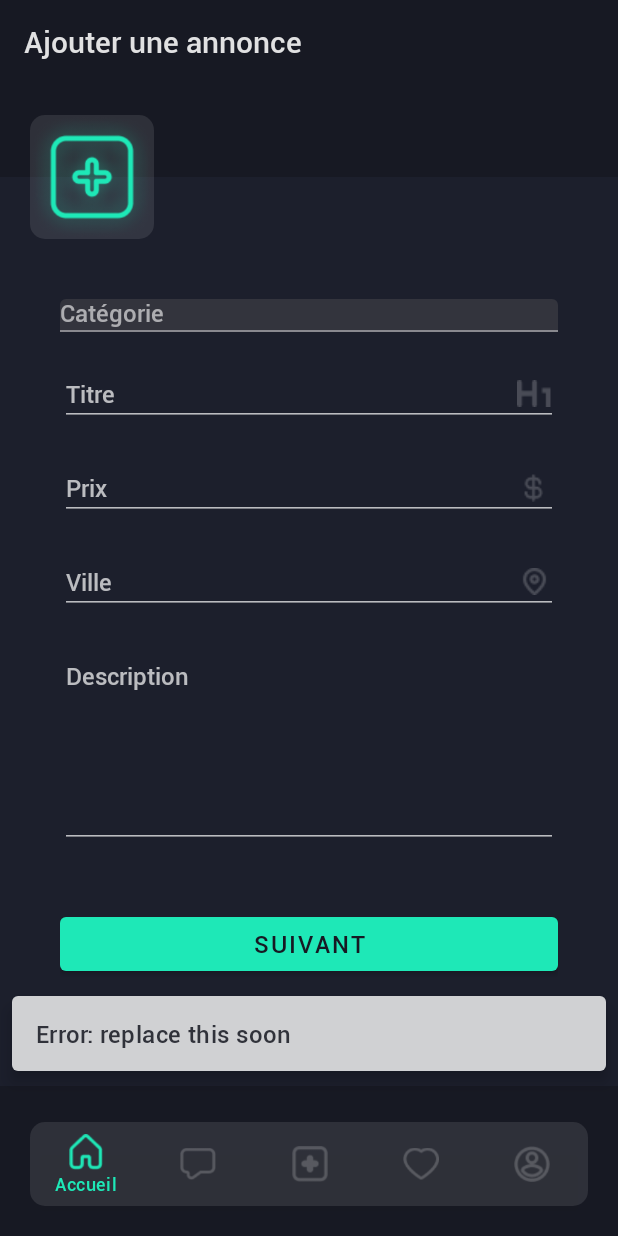
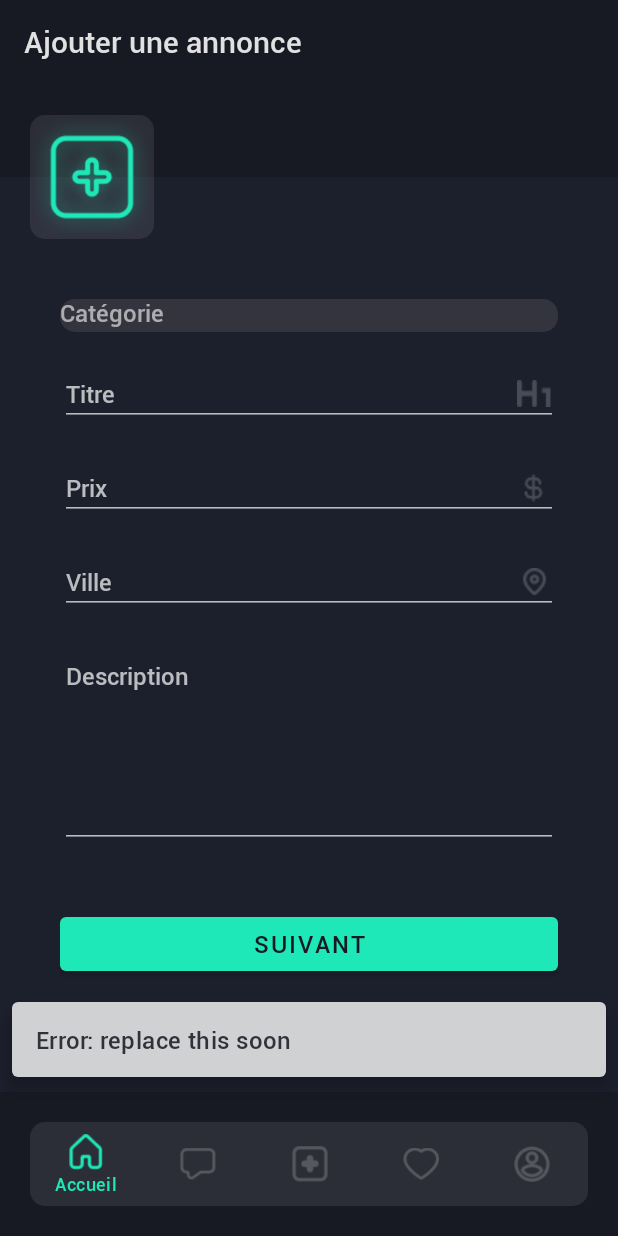
Before and after one commit to 1visible/Vitreen, an Android app: the Adding1Fragment screen opened through its navigation route, after a tap on "SUIVANT", on a phone screen of 412 x 824 dp. Run offline under Robolectric (Android 15) with nearby library versions, the phone set to English and light mode, and no system bars; our stand-ins replace Firebase (no records; nobody signed in at launch, a user with empty details on screens opened directly), navigation-ui; 6 statements that could not run were skipped.

Commit message:
F22: Theme rewrite v0.2

```diff
--- a/app/src/main/AndroidManifest.xml
+++ b/app/src/main/AndroidManifest.xml
@@ -1,5 +1,6 @@
 <?xml version="1.0" encoding="utf-8"?>
 <manifest xmlns:android="http://schemas.android.com/apk/res/android"
+    xmlns:tools="http://schemas.android.com/tools"
     package="c0d3.vitreen.app">
 
     <uses-permission android:name="android.permission.ACCESS_FINE_LOCATION" />
@@ -12,7 +13,8 @@
         android:label="@string/app_name"
         android:roundIcon="@mipmap/vitreen_ic_launcher_round"
         android:supportsRtl="true"
-        android:theme="@style/VitreenTheme2">
+        android:theme="@style/Vitreen.Theme"
+        tools:ignore="AllowBackup">
         <activity android:name=".activities.MainActivity" android:windowSoftInputMode="adjustNothing">
             <intent-filter>
                 <action android:name="android.intent.action.MAIN" />
--- a/app/src/main/res/color/navigation_item_color.xml
+++ b/app/src/main/res/color/navigation_item_color.xml
@@ -1,6 +1,6 @@
 <?xml version="1.0" encoding="utf-8"?>
 <selector xmlns:android="http://schemas.android.com/apk/res/android">
-    <item android:state_checked="true" android:color="@color/teal" />
-    <item android:state_pressed="true" android:state_enabled="true" android:color="@color/teal" />
+    <item android:state_checked="true" android:color="?attr/colorPrimary" />
+    <item android:state_pressed="true" android:state_enabled="true" android:color="?attr/colorPrimary" />
     <item android:color="@color/white_20" />
 </selector>
--- a/app/src/main/res/drawable/glass_frame.xml
+++ b/app/src/main/res/drawable/glass_frame.xml
@@ -1,5 +1,5 @@
 <?xml version="1.0" encoding="utf-8"?>
 <shape xmlns:android="http://schemas.android.com/apk/res/android">
-    <solid android:color="@color/white_10" />
+    <solid android:color="@color/white_4dp" />
     <corners android:radius="@dimen/spacing_sm" />
 </shape>
--- a/app/src/main/res/layout/activity_main.xml
+++ b/app/src/main/res/layout/activity_main.xml
@@ -21,7 +21,7 @@
         android:id="@+id/snackbarGuideline"
         android:layout_width="match_parent"
         android:layout_height="@dimen/spacing_sm"
-        app:layout_anchor="@id/navBackground"
+        app:layout_anchor="@id/navContainer"
         android:layout_gravity="top" />
 
     <!-- Loading linear spinner -->
@@ -29,30 +29,27 @@
         android:id="@+id/spinner"
         android:layout_width="match_parent"
         android:layout_height="wrap_content"
-        app:layout_anchor="@id/navBackground"
+        app:layout_anchor="@id/navContainer"
         app:layout_anchorGravity="top"
         android:indeterminate="true" />
 
-    <!-- Bottom navigation background -->
-    <View
-        android:id="@+id/navBackground"
-        android:layout_width="match_parent"
-        android:layout_height="100dp"
-        app:layout_anchor="@id/navView"
-        app:layout_anchorGravity="center"
-        android:background="@color/darker" />
-
-    <!-- Bottom navigation menu -->
-    <com.google.android.material.bottomnavigation.BottomNavigationView
-        android:id="@+id/navView"
+    <!-- Bottom navigation container -->
+    <LinearLayout
+        android:id="@+id/navContainer"
         android:layout_width="match_parent"
         android:layout_height="wrap_content"
-        android:layout_margin="@dimen/spacing_md"
-        android:background="@drawable/glass_frame"
-        app:itemIconTint="@color/navigation_item_color"
-        app:itemTextColor="@color/navigation_item_color"
+        android:padding="@dimen/spacing_md"
+        android:background="?attr/colorSurface"
         app:layout_anchor="@+id/activity_content"
-        app:layout_anchorGravity="bottom|end"
-        app:menu="@menu/menu_main" />
+        app:layout_anchorGravity="bottom|end" >
+
+        <!-- Bottom navigation menu -->
+        <com.google.android.material.bottomnavigation.BottomNavigationView
+            android:id="@+id/navView"
+            android:layout_width="match_parent"
+            android:layout_height="wrap_content"
+            app:menu="@menu/menu_main" />
+
+    </LinearLayout>
 
 </androidx.coordinatorlayout.widget.CoordinatorLayout>
--- a/app/src/main/res/values/colors.xml
+++ b/app/src/main/res/values/colors.xml
@@ -4,7 +4,7 @@
     <color name="darker">#171923</color>
     <color name="black">#000000</color>
     <color name="white">#FFFFFF</color>
-    <color name="white_10">#19FFFFFF</color>
+    <color name="white_4dp">#17FFFFFF</color>
     <color name="white_20">#33FFFFFF</color>
     <color name="teal">#1EE8B7</color>
     <color name="red">#EF5959</color>
--- a/app/src/main/res/values/styles.xml
+++ b/app/src/main/res/values/styles.xml
@@ -1,12 +1,5 @@
 <?xml version="1.0" encoding="utf-8"?>
 <resources>
-
-    <!-- EditText: glassmorphism style -->
-    <style name="Vitreen.EditText" parent="@android:style/Widget.EditText">
-        <item name="android:textColor">@color/white</item>
-        <item name="android:background">@drawable/glass_frame</item>
-        <item name="android:padding">15dp</item>
-    </style>
 
     <!-- Button: alternative MD style -->
     <style name="Vitreen.Button" parent="@android:style/Widget.Button">
@@ -41,17 +34,8 @@
         <item name="android:background">@color/teal</item>
     </style>
 
-    <!-- TextInputLayout: alternative MD style -->
-    <style name="Vitreen.TextInputLayout" parent="Widget.MaterialComponents.TextInputLayout.FilledBox.ExposedDropdownMenu">
-        <item name="hintTextColor">@color/white_20</item>
-        <item name="android:textColorHint">@color/white_20</item>
-        <item name="placeholderTextColor">@color/white_20</item>
-        <item name="endIconTint">@color/white_20</item>
-        <item name="boxBackgroundColor">@color/white_10</item>
-        <item name="shapeAppearance">@style/Vitreen.ShapeCorners</item>
-    </style>
-
-    <style name="Vitreen.ShapeCorners" parent="ShapeAppearance.MaterialComponents.SmallComponent">
+    <!-- ShapeAppearance style -->
+    <style name="Vitreen.ShapeAppearance" parent="ShapeAppearance.MaterialComponents.SmallComponent">
         <item name="cornerFamily">rounded</item>
         <item name="cornerSize">@dimen/spacing_sm</item>
     </style>
@@ -59,10 +43,26 @@
     <!-- CardView style -->
     <style name="Vitreen.CardView" parent="Widget.MaterialComponents.CardView">
         <item name="materialThemeOverlay">@style/ThemeOverlay.App.Card</item>
-        <item name="shapeAppearance">@style/Vitreen.ShapeCorners</item>
+        <item name="shapeAppearance">@style/Vitreen.ShapeAppearance</item>
     </style>
     <style name="ThemeOverlay.App.Card" parent="">
         <item name="colorSurface">@color/dark</item>
     </style>
 
+    <!-- BottomNavigationView style -->
+    <style name="Vitreen.BottomNavigationView" parent="Widget.MaterialComponents.BottomNavigationView">
+        <item name="android:background">@drawable/glass_frame</item>
+        <item name="elevation">0dp</item>
+        <item name="itemIconTint">@color/navigation_item_color</item>
+        <item name="itemTextColor">@color/navigation_item_color</item>
+    </style>
+
+    <!-- TextInputLayout style -->
+    <style name="Vitreen.TextInputLayout" parent="Widget.MaterialComponents.TextInputLayout.FilledBox">
+        <item name="shapeAppearance">@style/Vitreen.ShapeAppearance</item>
+        <item name="shapeAppearanceOverlay">@null</item>
+        <item name="boxStrokeWidth">0dp</item>
+        <item name="boxStrokeWidthFocused">0dp</item>
+    </style>
+
 </resources>
```
Also changed, not shown: app/src/main/res/values/themes.xml (+5 -17 lines).
